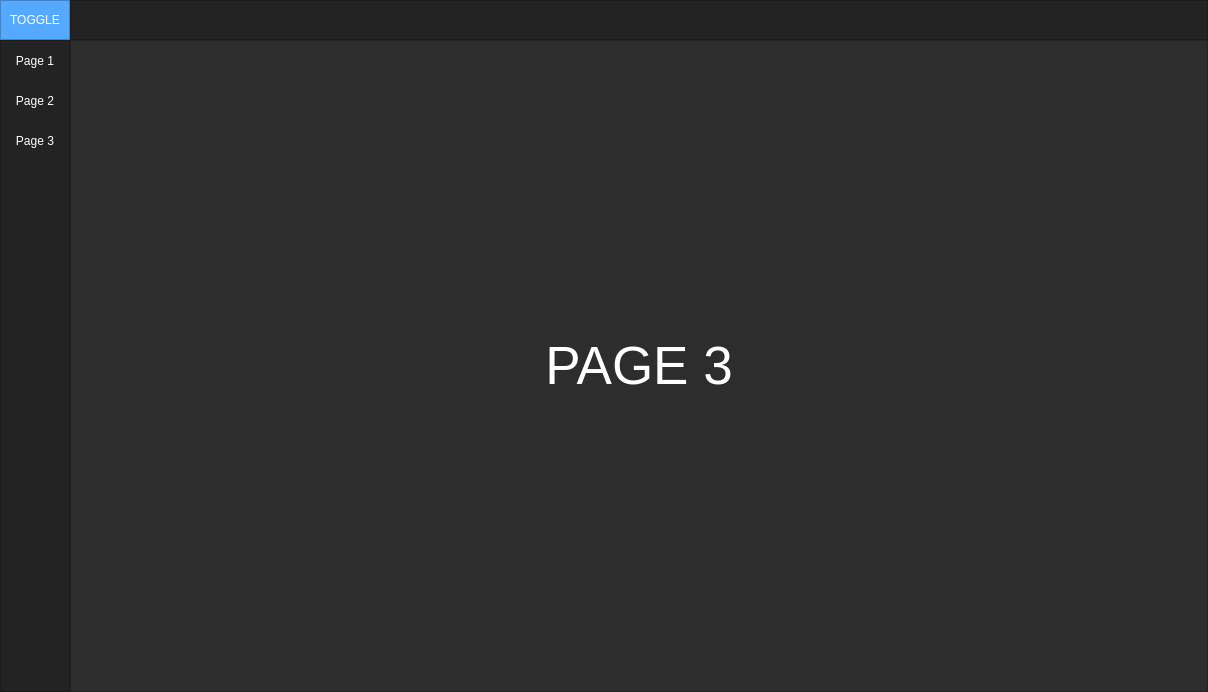
Qt form ui_modified.ui (teomohaiu/GUI_EcgHeartbeatClassification) before a commit.
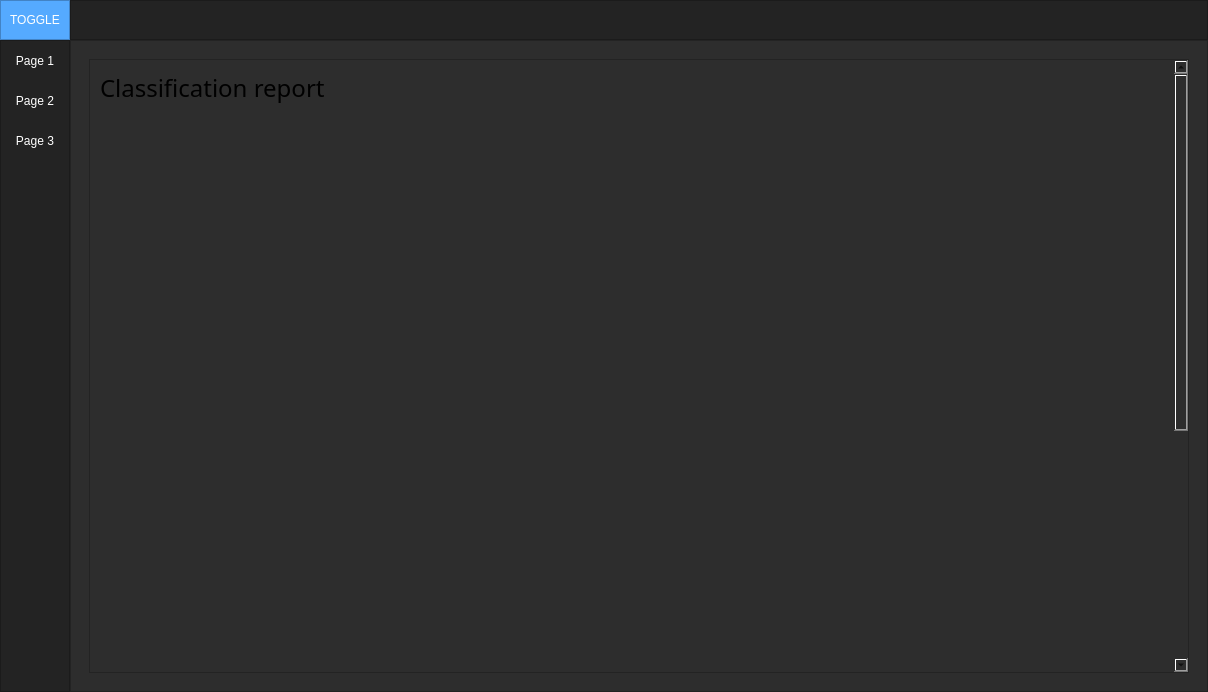
The same form after that commit. The open tabs and pages were chosen to show the change.

Commit message: Added statistics page, added code for classification report displaying on the gui.

Diff of the .ui file:
```diff
--- a/ui_modified.ui
+++ b/ui_modified.ui
@@ -620,21 +620,76 @@
             <widget class="QWidget" name="page_3">
              <layout class="QVBoxLayout" name="verticalLayout_8">
               <item>
-               <widget class="QLabel" name="label">
-                <property name="font">
-                 <font>
-                  <pointsize>40</pointsize>
-                 </font>
+               <widget class="QScrollArea" name="scrollArea_2">
+                <property name="widgetResizable">
+                 <bool>true</bool>
                 </property>
-                <property name="styleSheet">
-                 <string notr="true">color: #FFF;</string>
-                </property>
-                <property name="text">
-                 <string>PAGE 3</string>
-                </property>
-                <property name="alignment">
-                 <set>Qt::AlignCenter</set>
-                </property>
+                <widget class="QWidget" name="scrollAreaWidgetContents_2">
+                 <property name="geometry">
+                  <rect>
+                   <x>0</x>
+                   <y>0</y>
+                   <width>1069</width>
+                   <height>1000</height>
+                  </rect>
+                 </property>
+                 <property name="sizePolicy">
+                  <sizepolicy hsizetype="Preferred" vsizetype="Fixed">
+                   <horstretch>0</horstretch>
+                   <verstretch>0</verstretch>
+                  </sizepolicy>
+                 </property>
+                 <property name="minimumSize">
+                  <size>
+                   <width>0</width>
+                   <height>1000</height>
+                  </size>
+                 </property>
+                 <widget class="QWidget" name="widgetStatistics" native="true">
+                  <property name="geometry">
+                   <rect>
+                    <x>10</x>
+                    <y>60</y>
+                    <width>1071</width>
+                    <height>381</height>
+                   </rect>
+                  </property>
+                 </widget>
+                 <widget class="QLabel" name="clfReportLabel">
+                  <property name="geometry">
+                   <rect>
+                    <x>10</x>
+                    <y>10</y>
+                    <width>1047</width>
+                    <height>36</height>
+                   </rect>
+                  </property>
+                  <property name="sizePolicy">
+                   <sizepolicy hsizetype="Preferred" vsizetype="Fixed">
+                    <horstretch>0</horstretch>
+                    <verstretch>0</verstretch>
+                   </sizepolicy>
+                  </property>
+                  <property name="minimumSize">
+                   <size>
+                    <width>0</width>
+                    <height>10</height>
+                   </size>
+                  </property>
+                  <property name="font">
+                   <font>
+                    <family>Bahnschrift Light Condensed</family>
+                    <pointsize>18</pointsize>
+                   </font>
+                  </property>
+                  <property name="autoFillBackground">
+                   <bool>false</bool>
+                  </property>
+                  <property name="text">
+                   <string>Classification report</string>
+                  </property>
+                 </widget>
+                </widget>
                </widget>
               </item>
              </layout>
```
Left out of the diff: 18 changed lines with no effect on the pictures. The commit also changes 3 other files.
